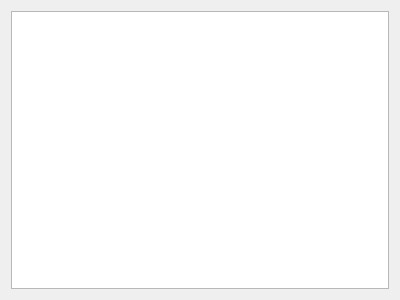
Qt form GUIDialog/GUICalculateDialog/DiscretizationWidget.ui (eeaapp6/AppFlow-Agent) before a commit.
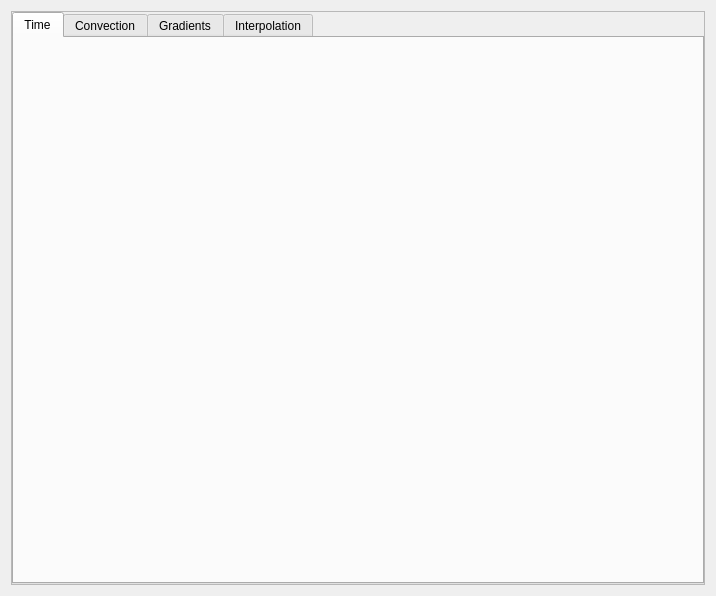
The same form after that commit.

Commit message: 离散界面布局部分添加

The edit to the form file:
```diff
--- a/GUIDialog/GUICalculateDialog/DiscretizationWidget.ui
+++ b/GUIDialog/GUICalculateDialog/DiscretizationWidget.ui
@@ -6,8 +6,8 @@
    <rect>
     <x>0</x>
     <y>0</y>
-    <width>400</width>
-    <height>300</height>
+    <width>716</width>
+    <height>596</height>
    </rect>
   </property>
   <property name="windowTitle">
@@ -15,7 +15,62 @@
   </property>
   <layout class="QGridLayout" name="gridLayout">
    <item row="0" column="0">
-    <widget class="QTableWidget" name="tableWidget"/>
+    <widget class="QScrollArea" name="scrollArea">
+     <property name="widgetResizable">
+      <bool>true</bool>
+     </property>
+     <widget class="QWidget" name="scrollAreaWidgetContents">
+      <property name="geometry">
+       <rect>
+        <x>0</x>
+        <y>0</y>
+        <width>696</width>
+        <height>576</height>
+       </rect>
+      </property>
+      <layout class="QGridLayout" name="gridLayout_2">
+       <property name="leftMargin">
+        <number>0</number>
+       </property>
+       <property name="topMargin">
+        <number>0</number>
+       </property>
+       <property name="rightMargin">
+        <number>0</number>
+       </property>
+       <property name="bottomMargin">
+        <number>0</number>
+       </property>
+       <item row="0" column="0">
+        <widget class="QTabWidget" name="tabWidget">
+         <property name="currentIndex">
+          <number>0</number>
+         </property>
+         <widget class="QWidget" name="tab_Time">
+          <attribute name="title">
+           <string>Time</string>
+          </attribute>
+         </widget>
+         <widget class="QWidget" name="tab_Convection">
+          <attribute name="title">
+           <string>Convection</string>
+          </attribute>
+         </widget>
+         <widget class="QWidget" name="tab_Gradients">
+          <attribute name="title">
+           <string>Gradients</string>
+          </attribute>
+         </widget>
+         <widget class="QWidget" name="tab_Interpolation">
+          <attribute name="title">
+           <string>Interpolation</string>
+          </attribute>
+         </widget>
+        </widget>
+       </item>
+      </layout>
+     </widget>
+    </widget>
    </item>
   </layout>
  </widget>
```
The commit also changes 4 other files.
